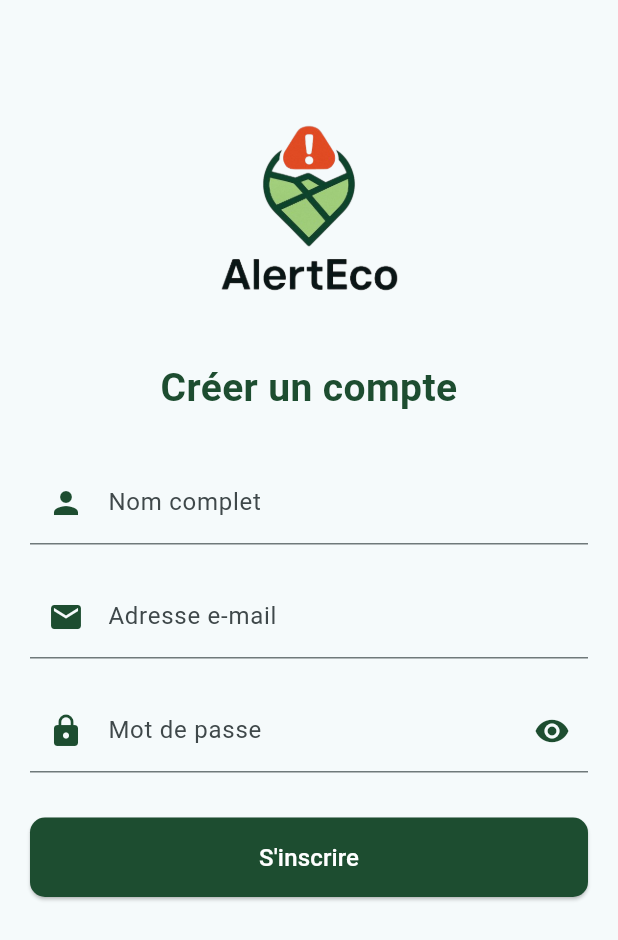
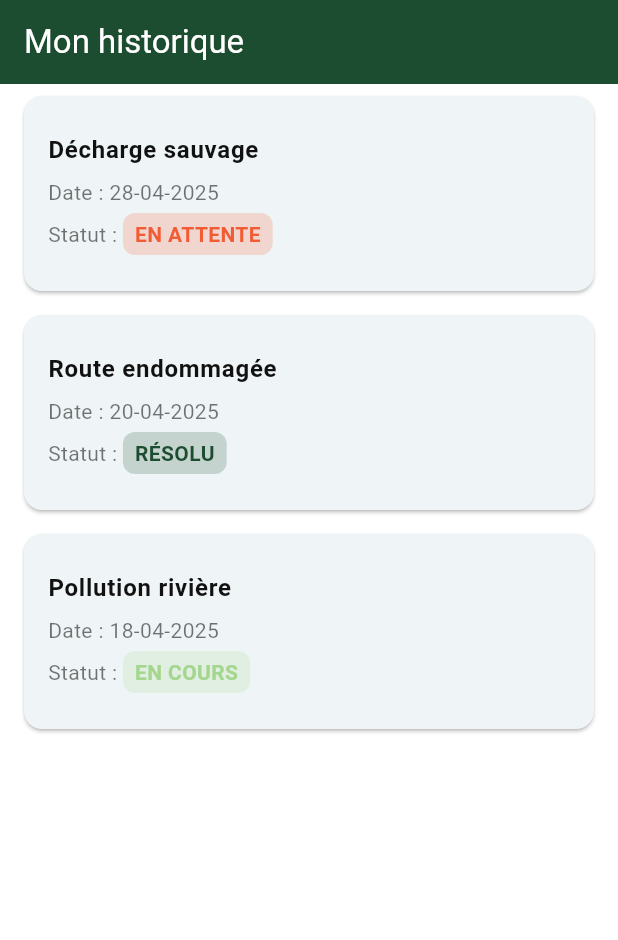
Before and after one commit to ahebe08/AlertEco, a Flutter app: the screen it shows after launch, on a phone screen of 412 x 824 dp. Shown: the top 940 px of the screen. Run offline on Flutter 3.47's test engine with Material 3 defaults, Android fonts, the phone set to English and light mode, and no system bars.

Commit message:
Historique Signalement Page

```diff
--- a/lib/main.dart
+++ b/lib/main.dart
@@ -1,3 +1,4 @@
+import 'package:alert_eco/screens/historique_page.dart';
 import 'package:alert_eco/screens/sign_up_page.dart';
 import 'package:flutter/material.dart';
 
@@ -17,7 +18,8 @@
         colorScheme: ColorScheme.fromSeed(seedColor: Colors.grey),
         useMaterial3: true,
       ),
-      home: SignUpPage()
+      //home: SignUpPage()
+      home: HistoriqueSignalementsPage()
     );
   }
 }
--- /dev/null
+++ b/lib/models/signalement.dart
@@ -0,0 +1,61 @@
+import 'package:flutter/material.dart';
+
+class Signalement {
+  final String id;
+  final String titre;
+  final String description;
+  final DateTime date;
+  final String statut;
+
+  Signalement({
+    required this.id,
+    required this.titre,
+    required this.description,
+    required this.date,
+    required this.statut,
+  });
+
+  static Color getStatutColor(String statut) {
+    switch (statut) {
+      case 'en attente':
+        return const Color(0xFFF25C34);
+      case 'en cours':
+        return const Color(0xFFA5D68F);
+      case 'résolu':
+        return const Color(0xFF1D4D30);
+      default:
+        return Colors.grey;
+    }
+  }
+
+  String get dateFormatFr {
+    return '${date.day.toString().padLeft(2, '0')}-'
+           '${date.month.toString().padLeft(2, '0')}-'
+           '${date.year}';
+  }
+}
+
+// Exemples de données avec DateTime
+List<Signalement> signalementsTest = [
+  Signalement(
+    id: '1',
+    titre: 'Décharge sauvage',
+    description: 'Tas de déchets près du marché.',
+    date: DateTime(2025, 4, 28),
+    statut: 'en attente',
+  ),
+  Signalement(
+    id: '2',
+    titre: 'Route endommagée',
+    description: 'Nids de poule sur la route principale.',
+    date: DateTime(2025, 4, 20),
+    statut: 'résolu',
+  ),
+  Signalement(
+    id: '3',
+    titre: 'Pollution rivière',
+    description: 'Déversement d’huile dans la rivière.',
+    date: DateTime(2025, 4, 18),
+    statut: 'en cours',
+  ),
+];
--- /dev/null
+++ b/lib/screens/historique_page.dart
@@ -0,0 +1,110 @@
+import 'package:flutter/material.dart';
+import 'package:alert_eco/models/signalement.dart';
+
+class HistoriqueSignalementsPage extends StatelessWidget {
+  final List<Signalement> signalements = signalementsTest;
+
+  Color getStatutColor(String statut) {
+    return Signalement.getStatutColor(statut);
+  }
+
+  @override
+  Widget build(BuildContext context) {
+    return Scaffold(
+      backgroundColor: const Color(0xFFFFFFFF),
+      appBar: AppBar(
+        backgroundColor: const Color(0xFF1D4D30),
+        title: const Text('Mon historique'),
+        foregroundColor: Colors.white,
+      ),
+      body: ListView.builder(
+        itemCount: signalements.length,
+        itemBuilder: (context, index) {
+          final signalement = signalements[index];
+          return Card(
+            margin: const EdgeInsets.symmetric(horizontal: 16, vertical: 8),
+            shape: RoundedRectangleBorder(borderRadius: BorderRadius.circular(12)),
+            child: ListTile(
+              contentPadding: const EdgeInsets.all(16),
+              title: Text(
+                signalement.titre,
+                style: const TextStyle(fontWeight: FontWeight.bold, color: Color(0xFF111111)),
+              ),
+              subtitle: Column(
+                crossAxisAlignment: CrossAxisAlignment.start,
+                children: [
+                  const SizedBox(height: 6),
+                  Text(
+                    'Date : ${signalement.dateFormatFr}',
+                    style: const TextStyle(color: Colors.black54),
+                  ),
+                  const SizedBox(height: 4),
+                  Row(
+                    children: [
+                      const Text('Statut : ', style: TextStyle(color: Colors.black54)),
+                      Container(
+                        padding: const EdgeInsets.symmetric(horizontal: 8, vertical: 4),
+                        decoration: BoxDecoration(
+                          color: getStatutColor(signalement.statut).withOpacity(0.2),
+                          borderRadius: BorderRadius.circular(8),
+                        ),
+                        child: Text(
+                          signalement.statut.toUpperCase(),
+                          style: TextStyle(
+                            color: getStatutColor(signalement.statut),
+                            fontWeight: FontWeight.bold,
+                          ),
+                        ),
+                      ),
+                    ],
+                  ),
+                ],
+              ),
+              onTap: () {
+                Navigator.push(
+                  context,
+                  MaterialPageRoute(
+                    builder: (_) => DetailSignalementPage(signalement: signalement),
+                  ),
+                );
+              },
+            ),
+          );
+        },
+      ),
+    );
+  }
+}
+
+class DetailSignalementPage extends StatelessWidget {
+  final Signalement signalement;
+
+  const DetailSignalementPage({required this.signalement});
+
+  @override
+  Widget build(BuildContext context) {
+    return Scaffold(
+      appBar: AppBar(
+        title: Text(signalement.titre),
+        backgroundColor: const Color(0xFF1D4D30),
+        foregroundColor: Colors.white,
+      ),
+      body: Padding(
+        padding: const EdgeInsets.all(16.0),
+        child: Column(
+          crossAxisAlignment: CrossAxisAlignment.start,
+          children: [
+            Text(
+              signalement.description,
+              style: const TextStyle(fontSize: 18, color: Color(0xFF111111)),
+            ),
+            const SizedBox(height: 20),
+            Text('Date : ${signalement.dateFormatFr}'),
+            const SizedBox(height: 10),
+            Text('Statut : ${signalement.statut}'),
+          ],
+        ),
+      ),
+    );
+  }
+}
```
